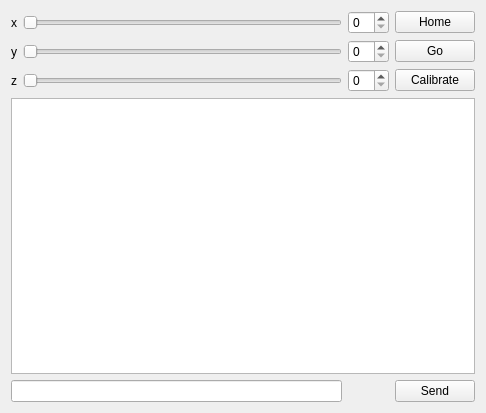
Above: mainwindow.ui from zed0/DantecGUI before the change. Below: the same form after it.
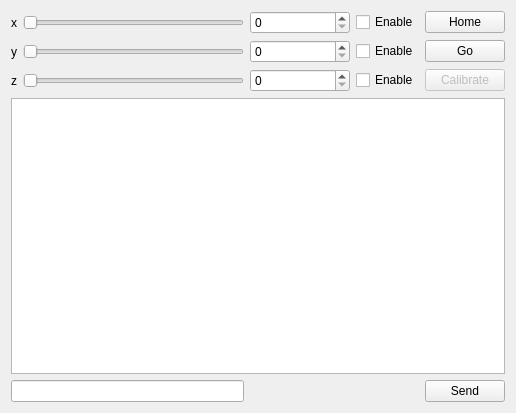
That is the form after the change.

Commit message: Added support for different numbers of axes.

```diff
--- a/mainwindow.ui
+++ b/mainwindow.ui
@@ -6,7 +6,7 @@
    <rect>
     <x>0</x>
     <y>0</y>
-    <width>486</width>
+    <width>516</width>
     <height>413</height>
    </rect>
   </property>
@@ -18,7 +18,7 @@
     <item row="10" column="0" colspan="2">
      <widget class="QLineEdit" name="lineEdit"/>
     </item>
-    <item row="9" column="0" colspan="4">
+    <item row="9" column="0" colspan="6">
      <widget class="QTextBrowser" name="textBrowser"/>
     </item>
     <item row="6" column="0">
@@ -42,38 +42,99 @@
       </property>
      </widget>
     </item>
-    <item row="6" column="1">
-     <widget class="QSlider" name="horizontalSlider_3">
-      <property name="orientation">
-       <enum>Qt::Horizontal</enum>
-      </property>
-     </widget>
-    </item>
-    <item row="3" column="3">
+    <item row="3" column="5">
      <widget class="QPushButton" name="pushButton_2">
       <property name="text">
        <string>Go</string>
       </property>
      </widget>
     </item>
-    <item row="10" column="3">
+    <item row="10" column="5">
      <widget class="QPushButton" name="pushButton">
       <property name="text">
        <string>Send</string>
       </property>
      </widget>
     </item>
-    <item row="3" column="2">
-     <widget class="QSpinBox" name="spinBox_2"/>
+    <item row="3" column="2" colspan="2">
+     <widget class="QSpinBox" name="spinBox_2">
+      <property name="minimumSize">
+       <size>
+        <width>100</width>
+        <height>0</height>
+       </size>
+      </property>
+      <property name="maximum">
+       <number>7500</number>
+      </property>
+     </widget>
     </item>
-    <item row="2" column="2">
-     <widget class="QSpinBox" name="spinBox"/>
+    <item row="2" column="2" colspan="2">
+     <widget class="QSpinBox" name="spinBox">
+      <property name="minimumSize">
+       <size>
+        <width>100</width>
+        <height>0</height>
+       </size>
+      </property>
+      <property name="maximum">
+       <number>7500</number>
+      </property>
+     </widget>
     </item>
-    <item row="6" column="2">
-     <widget class="QSpinBox" name="spinBox_3"/>
+    <item row="6" column="5">
+     <widget class="QPushButton" name="pushButton_3">
+      <property name="enabled">
+       <bool>false</bool>
+      </property>
+      <property name="text">
+       <string>Calibrate</string>
+      </property>
+     </widget>
+    </item>
+    <item row="2" column="5">
+     <widget class="QPushButton" name="pushButton_4">
+      <property name="text">
+       <string>Home</string>
+      </property>
+     </widget>
+    </item>
+    <item row="2" column="4">
+     <widget class="QCheckBox" name="checkBox">
+      <property name="text">
+       <string>Enable</string>
+      </property>
+     </widget>
+    </item>
+    <item row="3" column="4">
+     <widget class="QCheckBox" name="checkBox_2">
+      <property name="text">
+       <string>Enable</string>
+      </property>
+     </widget>
+    </item>
+    <item row="6" column="4">
+     <widget class="QCheckBox" name="checkBox_3">
+      <property name="text">
+       <string>Enable</string>
+      </property>
+     </widget>
+    </item>
+    <item row="6" column="1">
+     <widget class="QSlider" name="horizontalSlider_3">
+      <property name="maximum">
+       <number>7500</number>
+      </property>
+      <property name="orientation">
+       <enum>Qt::Horizontal</enum>
+      </property>
+     </widget>
     </item>
     <item row="2" column="1">
      <widget class="QSlider" name="horizontalSlider">
+      <property name="maximum">
+       <number>7500</number>
+      </property>
       <property name="orientation">
        <enum>Qt::Horizontal</enum>
       </property>
@@ -84,22 +145,24 @@
     </item>
     <item row="3" column="1">
      <widget class="QSlider" name="horizontalSlider_2">
+      <property name="maximum">
+       <number>7500</number>
+      </property>
       <property name="orientation">
        <enum>Qt::Horizontal</enum>
       </property>
      </widget>
     </item>
-    <item row="6" column="3">
-     <widget class="QPushButton" name="pushButton_3">
-      <property name="text">
-       <string>Calibrate</string>
+    <item row="6" column="2" colspan="2">
+     <widget class="QSpinBox" name="spinBox_3">
+      <property name="minimumSize">
+       <size>
+        <width>100</width>
+        <height>0</height>
+       </size>
       </property>
-     </widget>
-    </item>
-    <item row="2" column="3">
-     <widget class="QPushButton" name="pushButton_4">
-      <property name="text">
-       <string>Home</string>
+      <property name="maximum">
+       <number>7500</number>
       </property>
      </widget>
     </item>
```
The commit also changes 1 other file.
